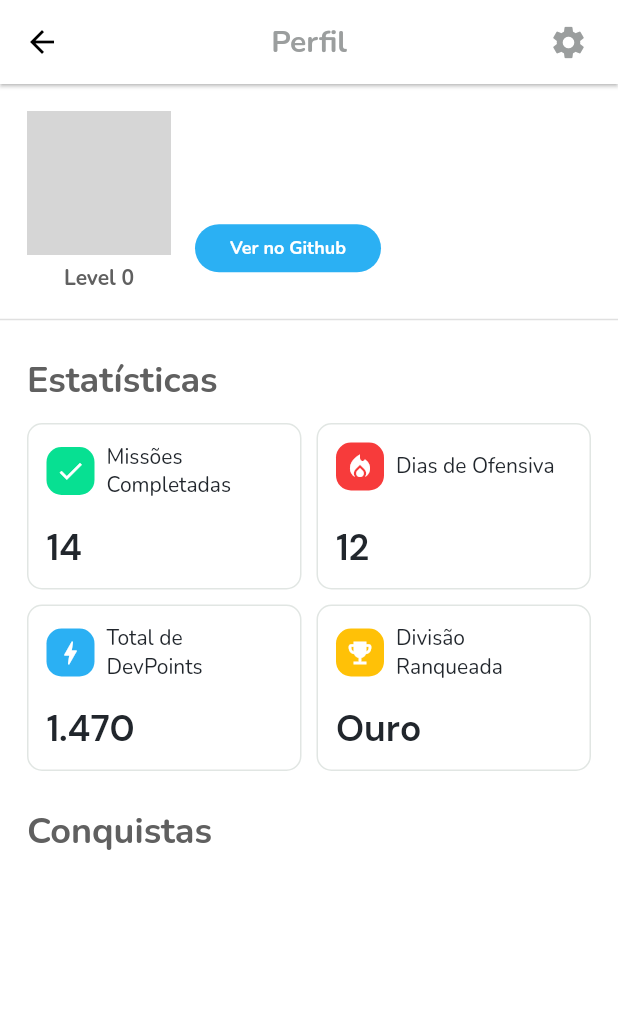
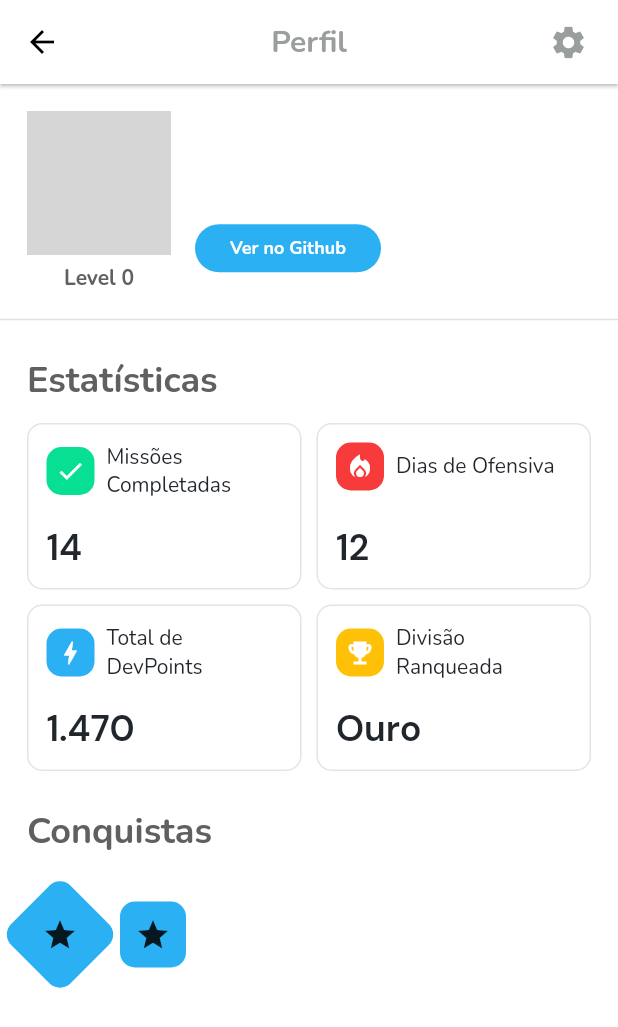
Before and after one commit to johnggli/devpush, a Flutter app: the ProfileScreen screen opened directly with empty values, on a phone screen of 412 x 824 dp. Shown: the top 1027 px of the screen. Run offline on Flutter 3.47's test engine with Material 2 defaults, Android fonts, the light colour scheme and no system bars; our stand-ins replace cloud_firestore, firebase_core, flutter_secure_storage, google_fonts; missing offline and left inert: flutter_appauth; accounts and stored records are empty; network calls fail; grey boxes are pictures that could not be loaded.

Commit message:
feat: create diamond in profile screen

```diff
--- a/lib/screens/profile_screen/profile_screen.dart
+++ b/lib/screens/profile_screen/profile_screen.dart
@@ -7,6 +7,8 @@ import 'package:flutter/material.dart';
 import 'package:devpush/core/app_text_styles.dart';
 import 'package:devpush/models/github_user_model.dart';
 import 'package:url_launcher/url_launcher.dart';
+
+import 'dart:math' as math;
 
 class ProfileScreen extends StatefulWidget {
   final GithubUserModel githubUser;
@@ -230,6 +232,57 @@ class _ProfileScreenState extends State<ProfileScreen> {
             ),
           ),
           SizedBox(height: 12),
+          Row(
+            children: [
+              Stack(
+                children: [
+                  Container(
+                    height: 80,
+                    width: 80,
+                    child: Center(
+                      child: Container(
+                        height: 56,
+                        width: 56,
+                        child: Transform.rotate(
+                          angle: 45 * math.pi / 180,
+                          child: Container(
+                            decoration: BoxDecoration(
+                              borderRadius: BorderRadius.circular(10), //16
+                              color: AppColors.blue,
+                            ),
+                          ),
+                        ),
+                      ),
+                    ),
+                  ),
+                  Container(
+                    height: 80,
+                    width: 80,
+                    decoration: BoxDecoration(
+                      borderRadius: BorderRadius.circular(10), //16
+                      // color: AppColors.red,
+                    ),
+                    child: Center(
+                      child: Icon(Icons.star),
+                    ),
+                  ),
+                ],
+              ),
+              RotatedBox(
+                quarterTurns: 3,
+                child: Container(color: Colors.red),
+              ),
+              Container(
+                height: 44,
+                width: 44,
+                decoration: BoxDecoration(
+                  borderRadius: BorderRadius.circular(10),
+                  color: AppColors.blue,
+                ),
+                child: Icon(Icons.star),
+              ),
+            ],
+          )
         ],
       ),
     );
```
